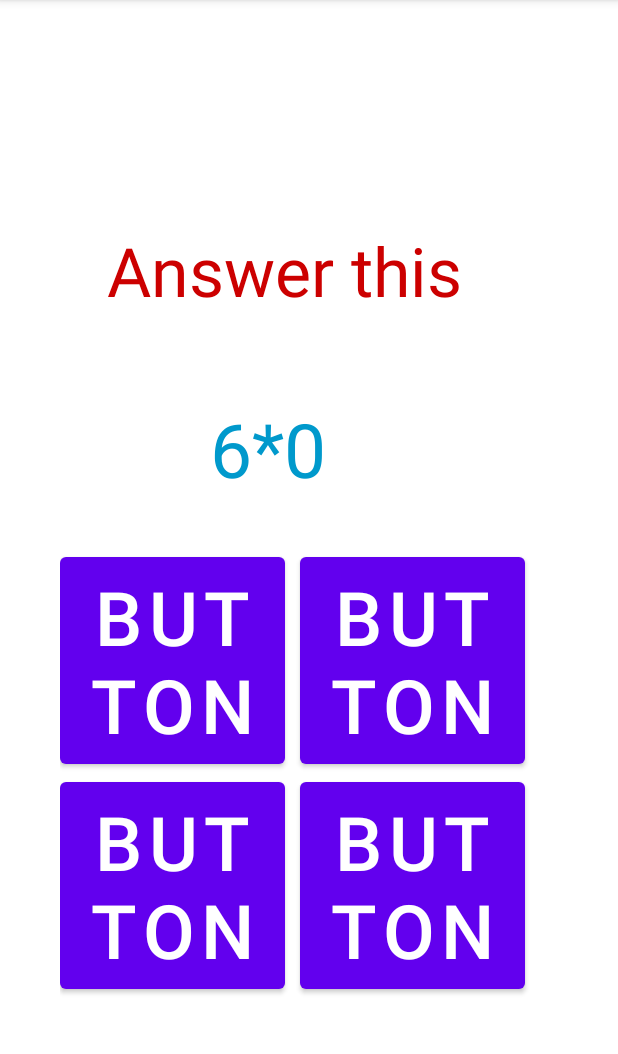
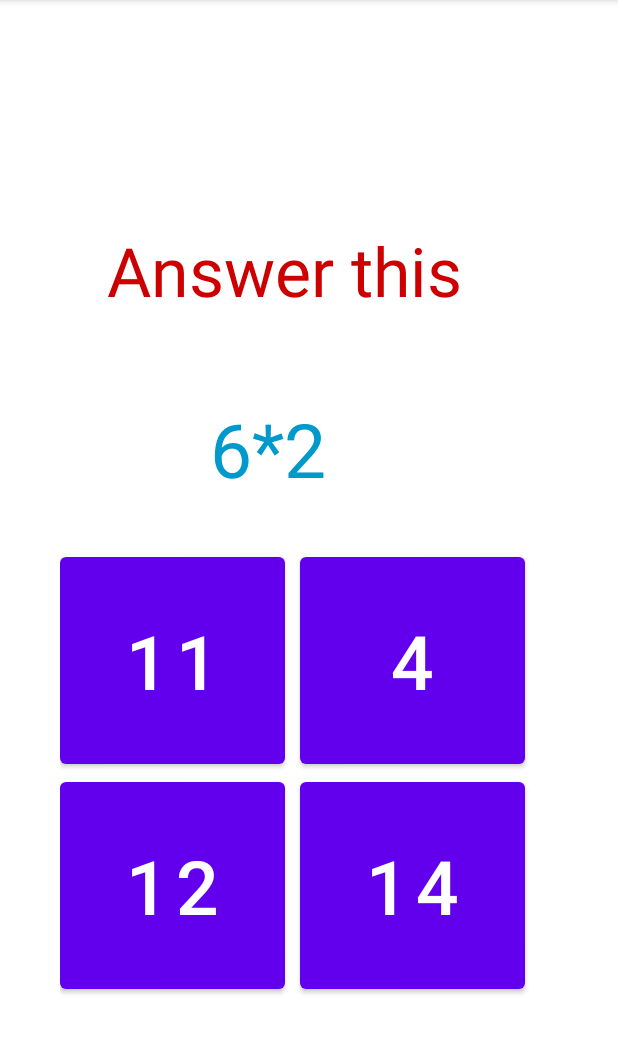
Before and after one commit to Mitali2700/ProjectArithmetic, an Android app: the screen it shows after launch (MainActivity), on a phone screen of 412 x 824 dp, the part 84-1138 px from its top. Run offline under Robolectric (Android 15) with nearby library versions, the phone set to English and light mode, and no system bars.

Commit message:
updated code

```diff
--- a/AI_MAD_NumGame-main/app/src/main/java/com/example/ai_mad_numgame/MainActivity.java
+++ b/AI_MAD_NumGame-main/app/src/main/java/com/example/ai_mad_numgame/MainActivity.java
@@ -30,7 +30,7 @@ public class MainActivity extends AppCompatActivity {
     int []performance={-1,-1,-1,-1,-1,-1}; //score of a game is updated in this array
     int []score={-1,-1,-1}; //score of each match is updated in this array. A total of three matches in a game
     String operators[]={"+","-","*","/"};
-    int correctButton=0; //which button will have the correct answer (tag of that button)
+    int correctButton= 0;//which button will have the correct answer (tag of that button)
     Random random=new Random(); //You will generate randdom alegebra questions
     TextView textView2;
     Button button1,button2,button3,button4;
@@ -57,7 +57,7 @@ public class MainActivity extends AppCompatActivity {
         int[][]dataFrame=dataPrep(); //dataPrep function returns a two-dimenssional array
         double slope=LR.getSlope(dataFrame); //LR class, which provides slope on invoking getSlope
         new AlertDialog.Builder(this)
-               // .setIcon() //your custom icon
+                // .setIcon() //your custom icon
                 .setTitle("Performance")
 
                 .setMessage(getInterpretation(dataFrame,slope))
@@ -72,12 +72,54 @@ public class MainActivity extends AppCompatActivity {
     public void newMatch() {  //A game is composed of three matches
 
         int operand1 = random.nextInt(10);
-        int operand2=0;
+        int operand2=random.nextInt(6);
         //check is operand2 is not zero; otherwise in case of division-divide by zero error will come
         String operator = operators[random.nextInt(4)];
         textView2.setText(operand1 + operator + operand2);
-
-      // Your code here, to diplay correct and incorrect options on the buttons
+        int correctans=0;
+        int min=0,max=3;
+        correctButton=(int) Math.floor(Math.random() * (max - min+1) + min);
+        if(operator=="+")
+            correctans=operand1+operand2;
+        else if(operator=="*")
+            correctans=operand1*operand2;
+        else if(operator=="-")
+            correctans=operand1-operand2;
+        else if(operator=="/")
+            correctans=operand1/operand2;
+//        button1.setText(Integer.toString(correctans));
+//        button2.setText(Integer.toString(correctans+1));
+//        button3.setText(Integer.toString(correctans-3));
+//        button4.setText(Integer.toString(correctans+2));
+        if(correctButton==0)
+        {
+            button1.setText(Integer.toString(correctans));
+            button2.setText(Integer.toString(correctans+1));
+            button3.setText(Integer.toString(correctans-3));
+            button4.setText(Integer.toString(correctans+2));
+        }
+        else if(correctButton==1)
+        {
+            button1.setText(Integer.toString(correctans-1));
+            button2.setText(Integer.toString(correctans));
+            button3.setText(Integer.toString(correctans-3));
+            button4.setText(Integer.toString(correctans+2));
+        }
+        else if(correctButton==2)
+        {
+            button1.setText(Integer.toString(correctans-1));
+            button2.setText(Integer.toString(correctans-8));
+            button3.setText(Integer.toString(correctans));
+            button4.setText(Integer.toString(correctans+2));
+        }
+        else if(correctButton==3)
+        {
+            button1.setText(Integer.toString(correctans-1));
+            button2.setText(Integer.toString(correctans+7));
+            button3.setText(Integer.toString(correctans-3));
+            button4.setText(Integer.toString(correctans));
+        }
+        // Your code here, to diplay correct and incorrect options on the buttons
 
         if(matchCounter==3){    // if three matches are completed updatee the perfomrance in sharedpreferences
 
@@ -95,7 +137,11 @@ public class MainActivity extends AppCompatActivity {
     public int sumOfScore(){
         //Computing the sum of score array, which has the 1 or in each index,depending on correct or incorrect answers
         int sum=0;
-       // your code here
+        for(int i=0;i<3;i++)
+        {
+            sum+=score[i];
+        }
+        // your code here
         return sum;
     }
 
@@ -113,8 +159,17 @@ public class MainActivity extends AppCompatActivity {
     }
 
     public String getInterpretation(int [][]dataFrame,double slope){
-       //provide interpretation based on your slope analysis
+        //provide interpretation based on your slope analysis
         // Your code here
-        return "Your Interpretation";
+        String s="good keep it up";
+        if(slope<0)
+            return "your not attentive";
+        else if(slope>0 && slope<5.0)
+            return "slow and steady";
+        else if(slope>5.0)
+            return "your getting better with time";
+
+//        return "Your Interpretation";
+        return s;
     }
 }
```
